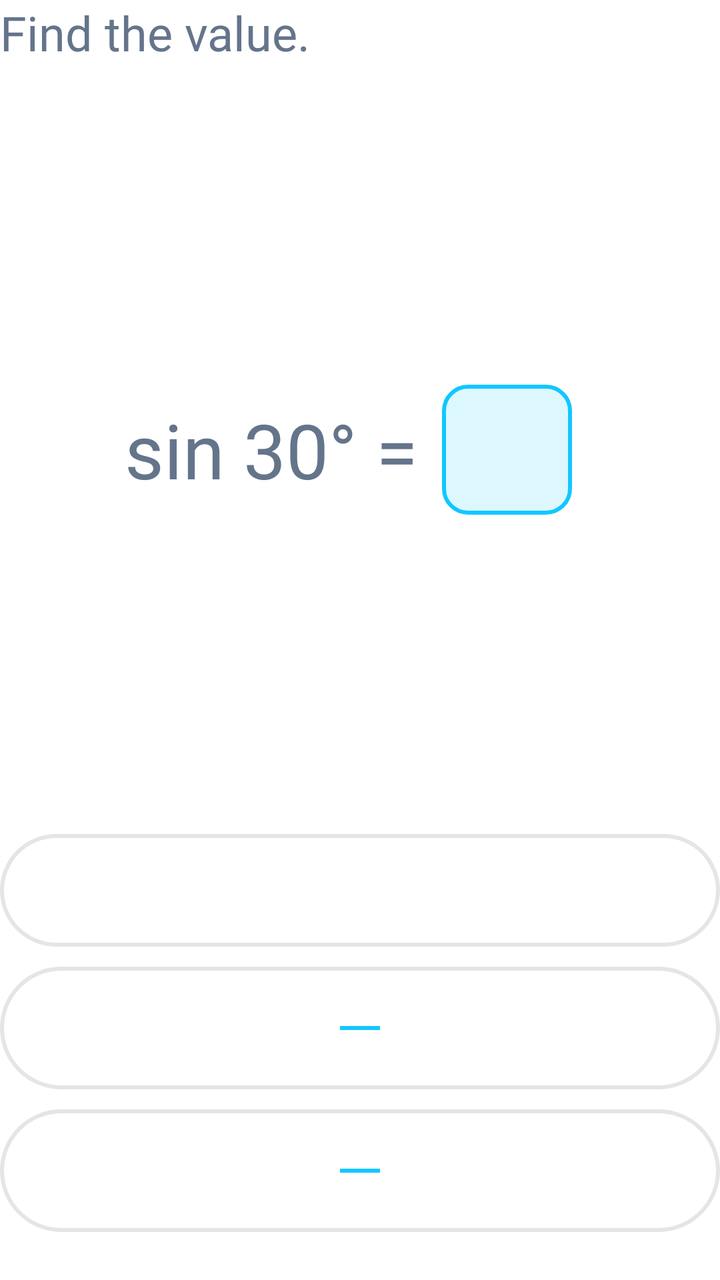
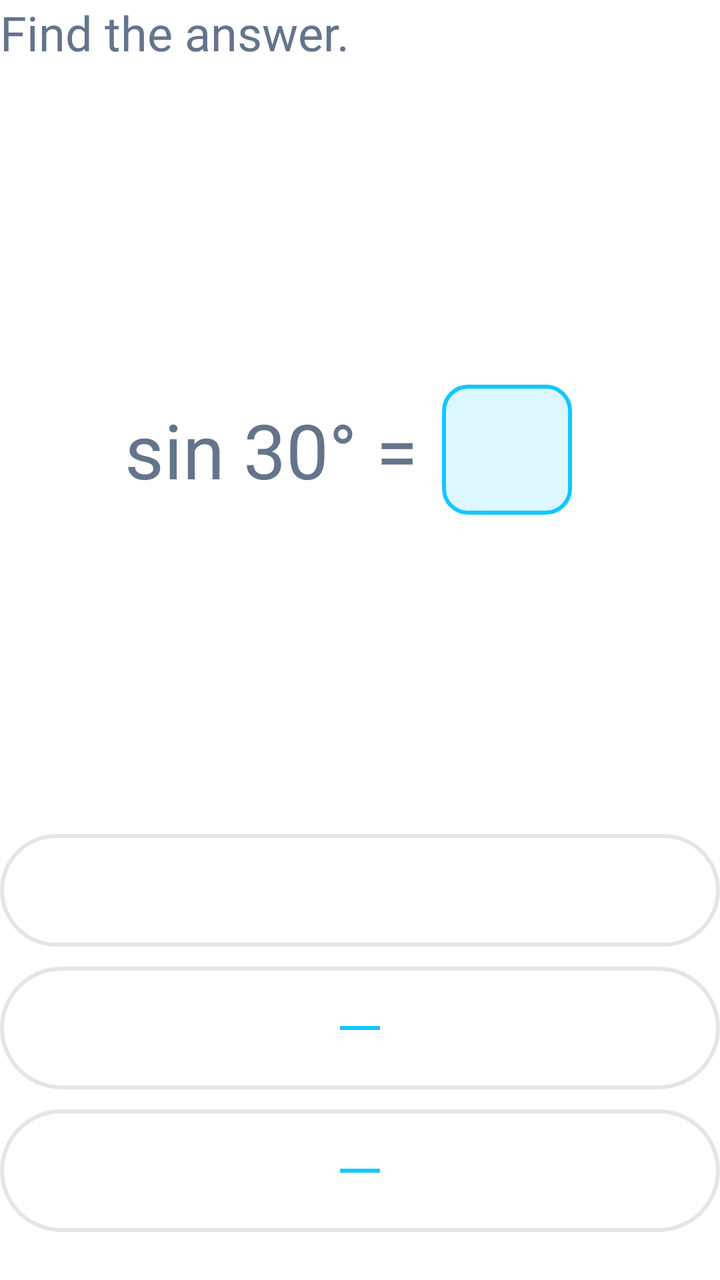

Two renders of the same Android screen: before a commit and after it. Below are the layout's source before the change and the commit's diff.
<!-- AndroidManifest.xml: application theme Theme.Tetragon -->
<!-- res/layout/fragment_ui_trigonometry_problem.xml -->
<?xml version="1.0" encoding="utf-8"?>
<androidx.constraintlayout.widget.ConstraintLayout xmlns:android="http://schemas.android.com/apk/res/android"
    xmlns:app="http://schemas.android.com/apk/res-auto"
    xmlns:tools="http://schemas.android.com/tools"
    android:layout_width="match_parent"
    android:layout_height="match_parent"
    android:background="@color/white"
    android:layout_marginStart="16dp"
    android:layout_marginEnd="16dp">

    <TextView
        android:id="@+id/questionTitle"
        android:layout_width="wrap_content"
        android:layout_height="wrap_content"
        android:fontFamily="@font/inter_semibold"
        android:text="Find the value."
        android:textColor="@color/text_color"
        android:textSize="24sp"
        app:layout_constraintStart_toStartOf="parent"
        app:layout_constraintTop_toTopOf="parent" />

    <LinearLayout
        android:id="@+id/problemRow"
        android:layout_width="wrap_content"
        android:layout_height="wrap_content"
        android:gravity="center"
        android:orientation="horizontal"
        app:layout_constraintBottom_toTopOf="@+id/option1"
        app:layout_constraintEnd_toEndOf="parent"
        app:layout_constraintStart_toStartOf="parent"
        app:layout_constraintTop_toBottomOf="@+id/questionTitle">

        <TextView
            android:id="@+id/firstNumber"
            android:layout_width="wrap_content"
            android:layout_height="wrap_content"
            android:fontFamily="@font/inter_semibold"
            android:text="sin 30° ="
            android:textColor="#64748b"
            android:textSize="38sp" />

        <FrameLayout
            android:layout_width="65dp"
            android:layout_height="65dp"
            android:layout_marginStart="12dp"
            android:layout_marginEnd="12dp">

            <ImageView
                android:id="@+id/problemImage"
                android:layout_width="match_parent"
                android:layout_height="match_parent"
                android:src="@drawable/answer_blue_box" />

            <LinearLayout
                android:id="@+id/problemAnswerText"
                android:layout_width="match_parent"
                android:layout_height="match_parent"
                android:gravity="center"
                android:orientation="vertical"
                android:visibility="gone">
                <TextView android:id="@+id/blueBoxTop" android:layout_width="wrap_content" android:layout_height="wrap_content" android:textColor="@color/text_color" android:textSize="18sp" android:textStyle="bold" />
                <View android:id="@+id/blueBoxLine" android:layout_width="15dp" android:layout_height="2dp" android:background="@color/blue_2" />
                <TextView android:id="@+id/blueBoxBottom" android:layout_width="wrap_content" android:layout_height="wrap_content" android:textColor="@color/text_color" android:textSize="18sp" android:textStyle="bold" />
            </LinearLayout>
        </FrameLayout>
    </LinearLayout>

    <LinearLayout
        android:id="@+id/option1"
        android:layout_width="0dp"
        android:layout_height="wrap_content"
        android:layout_marginBottom="10dp"
        android:background="@drawable/custom_background"
        android:orientation="vertical"
        android:padding="12dp"
        android:gravity="center"
        app:layout_constraintBottom_toTopOf="@+id/option2"
        app:layout_constraintEnd_toEndOf="parent"
        app:layout_constraintStart_toStartOf="parent">
        <TextView android:id="@+id/option1Top" android:layout_width="wrap_content" android:layout_height="wrap_content" android:textColor="@color/text_color" android:textSize="24sp" android:fontFamily="@font/inter_semibold"/>
        <View android:id="@+id/option1Line" android:layout_width="20dp" android:layout_height="2dp" android:background="@color/blue_2" android:visibility="gone" />
        <TextView android:id="@+id/option1Bottom" android:layout_width="wrap_content" android:layout_height="wrap_content" android:textColor="@color/text_color" android:textSize="16sp" android:visibility="gone" android:fontFamily="@font/inter_semibold"/>
    </LinearLayout>

    <LinearLayout
        android:id="@+id/option2"
        android:layout_width="0dp"
        android:layout_height="wrap_content"
        android:layout_marginBottom="10dp"
        android:background="@drawable/custom_background"
        android:orientation="vertical"
        android:padding="8dp"
        android:gravity="center"
        app:layout_constraintBottom_toTopOf="@+id/option3"
        app:layout_constraintEnd_toEndOf="parent"
        app:layout_constraintStart_toStartOf="parent">
        <TextView android:id="@+id/option2Top" android:layout_width="wrap_content" android:layout_height="wrap_content" android:textColor="@color/text_color" android:textSize="16sp" android:fontFamily="@font/inter_semibold"/>
        <View android:id="@+id/option2Line" android:layout_width="20dp" android:layout_height="2dp" android:background="@color/blue_2" />
        <TextView android:id="@+id/option2Bottom" android:layout_width="wrap_content" android:layout_height="wrap_content" android:textColor="@color/text_color" android:textSize="16sp" android:fontFamily="@font/inter_semibold"/>
    </LinearLayout>

    <LinearLayout
        android:id="@+id/option3"
        android:layout_width="0dp"
        android:layout_height="wrap_content"
        android:layout_marginBottom="24dp"
        android:background="@drawable/custom_background"
        android:orientation="vertical"
        android:padding="8dp"
        android:gravity="center"
        app:layout_constraintBottom_toBottomOf="parent"
        app:layout_constraintEnd_toEndOf="parent"
        app:layout_constraintStart_toStartOf="parent">
        <TextView android:id="@+id/option3Top" android:layout_width="wrap_content" android:layout_height="wrap_content" android:textColor="@color/text_color" android:textSize="16sp" android:fontFamily="@font/inter_semibold"/>
        <View android:id="@+id/option3Line" android:layout_width="20dp" android:layout_height="2dp" android:background="@color/blue_2" />
        <TextView android:id="@+id/option3Bottom" android:layout_width="wrap_content" android:layout_height="wrap_content" android:textColor="@color/text_color" android:textSize="16sp" android:fontFamily="@font/inter_semibold"/>
    </LinearLayout>

</androidx.constraintlayout.widget.ConstraintLayout>
<!-- resources referenced by this layout -->
<resources>
  <color name="blue_2">#11C7FF</color>
  <color name="text_color">#64748b</color>
  <color name="white">#FFFFFFFF</color>
  <!-- drawable answer_blue_box (drawable) -->
  <?xml version="1.0" encoding="utf-8"?>
  <shape xmlns:android="http://schemas.android.com/apk/res/android"
      android:shape="rectangle">
      <solid android:color="@color/blue_4"/>
      <stroke android:color="@color/blue_2"
          android:width="2dp"/>
      <corners android:radius="12dp"/>
  </shape>
  <!-- drawable custom_background (drawable) -->
  <?xml version="1.0" encoding="utf-8"?>
  <shape xmlns:android="http://schemas.android.com/apk/res/android"
      android:shape="rectangle">
      <solid android:color="#ffffff"/>
      <stroke android:color="#e5e5e5"
          android:width="2dp"/>
      <corners android:radius="40dp"/>
  </shape>
  <style name="Theme.Tetragon" parent="Base.Theme.Tetragon" />
  <color name="blue_4">#DDF7FF</color>
  <style name="Base.Theme.Tetragon" parent="Theme.Material3.DayNight.NoActionBar">
          
          
          <item name="android:statusBarColor">@color/white</item>
          <item name="android:navigationBarColor">@color/white</item>
          
          <item name="android:windowLightStatusBar">true</item>
      </style>
</resources>

<!-- the commit's change to res/layout/fragment_ui_trigonometry_problem.xml (unified diff, before → after) -->
@@ -13,7 +13,7 @@
         android:layout_width="wrap_content"
         android:layout_height="wrap_content"
         android:fontFamily="@font/inter_semibold"
-        android:text="Find the value."
+        android:text="@string/find_the_answer"
         android:textColor="@color/text_color"
         android:textSize="24sp"
         app:layout_constraintStart_toStartOf="parent"
<!-- resource entries referenced after the edit -->
@@ -21,15 +21,18 @@
           android:width="2dp"/>
       <corners android:radius="40dp"/>
   </shape>
+  <string name="find_the_answer">Find the answer.</string>
   <style name="Theme.Tetragon" parent="Base.Theme.Tetragon" />
   <color name="blue_4">#DDF7FF</color>
   <style name="Base.Theme.Tetragon" parent="Theme.Material3.DayNight.NoActionBar">
-          
-          
           <item name="android:statusBarColor">@color/white</item>
           <item name="android:navigationBarColor">@color/white</item>
-          
           <item name="android:windowLightStatusBar">true</item>
+  
+          <item name="android:windowBackground">@color/white</item>
+          <item name="android:colorBackground">@color/white</item>
+  
+          <item name="android:windowIsTranslucent">false</item>
       </style>
 </resources>
 
